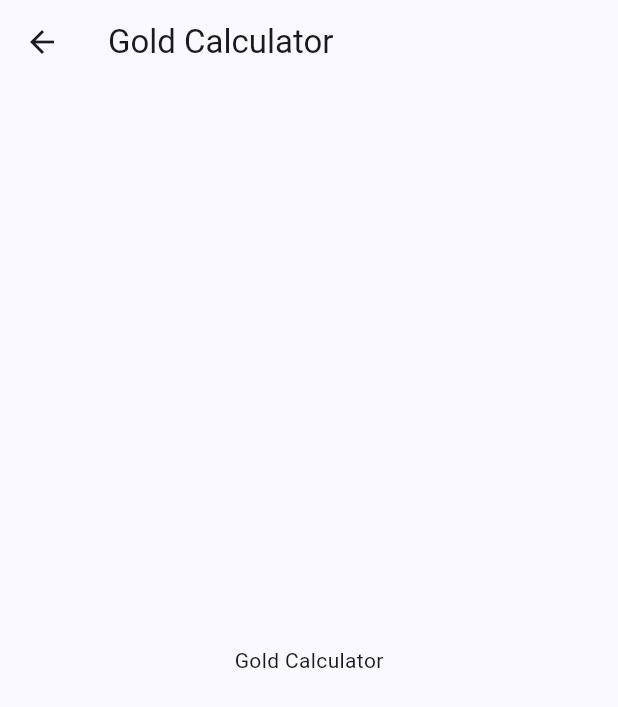
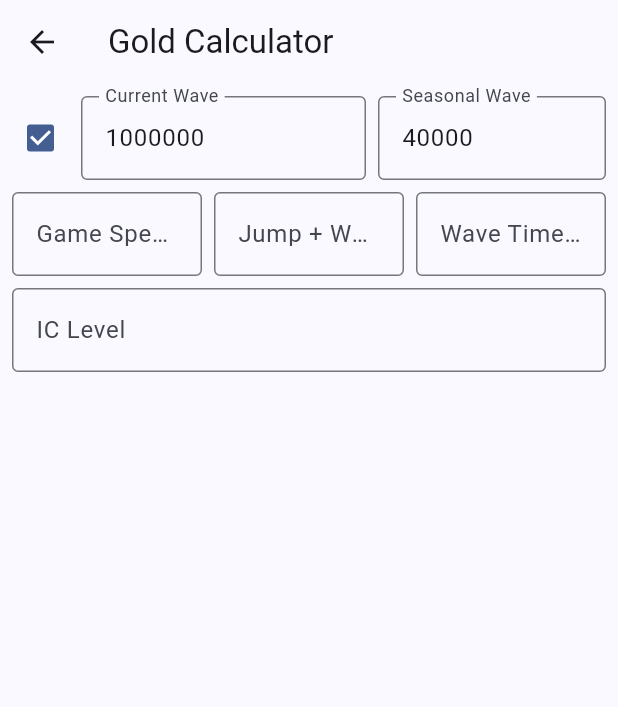
Before and after one commit to FnxAg/GrowCastleCalculator, a Flutter app: the screen it shows after launch, item 2 of the bottom bar chosen, after a tap on "Gold Calculator", on a phone screen of 412 x 824 dp. Shown: the top 707 px of the screen. Run offline on Flutter 3.47's test engine with Material 3 defaults, Android fonts, the phone set to English and light mode, and no system bars; drawn by our look-alikes of dynamic_color; our stand-ins replace get, shared_preferences.

Commit message:
update GoldCalculator page

```diff
--- a/lib/pages/tool_pages/gold_calculator.dart
+++ b/lib/pages/tool_pages/gold_calculator.dart
@@ -1,7 +1,43 @@
 import 'package:flutter/material.dart';
+import 'package:flutter/services.dart';
+import 'package:grow_castle_calculator/pages/calculator_page.dart';
 
-class GoldCalculator extends StatelessWidget {
+class GoldCalculator extends StatefulWidget {
   const GoldCalculator({super.key});
+
+  @override
+  State<GoldCalculator> createState() => _GoldCalculatorState();
+}
+
+class _GoldCalculatorState extends State<GoldCalculator> {
+  bool _goldCalculatorWaveBox = true;
+
+  final List<TextEditingController> _goldCalculatorWaveController = [
+    TextEditingController(),
+    TextEditingController(),
+  ];
+
+  @override
+  void initState() {
+    super.initState();
+    _initWaveValue();
+  }
+
+  void _initWaveValue() {
+    if (!_goldCalculatorWaveBox) return;
+    for (int i = 0; i < _goldCalculatorWaveController.length; i++) {
+      _goldCalculatorWaveController[i].text = CalculatorPage.waveValue[i]
+          .toString();
+    }
+  }
+
+  @override
+  void dispose() {
+    for (var controller in _goldCalculatorWaveController) {
+      controller.dispose();
+    }
+    super.dispose();
+  }
 
   @override
   Widget build(BuildContext context) {
@@ -15,7 +51,118 @@ class GoldCalculator extends StatelessWidget {
           icon: const Icon(Icons.arrow_back),
         ),
       ),
-      body: const Center(child: Text('Gold Calculator')),
+      // body: const Center(child: Text('Gold Calculator')),
+      body: Padding(
+        padding: const EdgeInsets.all(8),
+        child: Column(
+          spacing: 8,
+          children: [
+            Row(
+              spacing: 8,
+              children: [
+                Expanded(
+                  flex: 1,
+                  child: Tooltip(
+                    message: 'Toggle Wave Value',
+                    child: Checkbox(
+                      value: _goldCalculatorWaveBox,
+                      onChanged: (value) {
+                        setState(() {
+                          _goldCalculatorWaveBox = value!;
+                          if (_goldCalculatorWaveBox) {
+                            _initWaveValue();
+                          }
+                        });
+                      },
+                    ),
+                  ),
+                ),
+                Expanded(
+                  flex: 5,
+                  child: TextFormField(
+                    controller: _goldCalculatorWaveController[0],
+                    keyboardType: TextInputType.number,
+                    inputFormatters: [FilteringTextInputFormatter.digitsOnly],
+                    readOnly: _goldCalculatorWaveBox ? true : false,
+                    decoration: InputDecoration(
+                      labelText: 'Current Wave',
+                      hintText: 'Enter Current Wave',
+                      border: const OutlineInputBorder(),
+                    ),
+                  ),
+                ),
+                Expanded(
+                  flex: 4,
+                  child: TextFormField(
+                    controller: _goldCalculatorWaveController[1],
+                    keyboardType: TextInputType.number,
+                    inputFormatters: [FilteringTextInputFormatter.digitsOnly],
+                    readOnly: _goldCalculatorWaveBox ? true : false,
+                    decoration: InputDecoration(
+                      labelText: 'Seasonal Wave',
+                      hintText: 'Enter Seasonal Wave',
+                      border: const OutlineInputBorder(),
+                    ),
+                  ),
+                ),
+              ],
+            ),
+            Row(
+              spacing: 8,
+              children: [
+                Expanded(
+                  flex: 1,
+                  child: TextFormField(
+                    keyboardType: TextInputType.number,
+                    decoration: InputDecoration(
+                      labelText: 'Game Speed',
+                      hintText: 'Enter Game Speed',
+                      border: const OutlineInputBorder(),
+                    ),
+                  ),
+                ),
+                Expanded(
+                  flex: 1,
+                  child: TextFormField(
+                    keyboardType: TextInputType.number,
+                    decoration: InputDecoration(
+                      labelText: 'Jump + Wave',
+                      hintText: 'Enter Wave',
+                      border: const OutlineInputBorder(),
+                    ),
+                  ),
+                ),
+                Expanded(
+                  flex: 1,
+                  child: TextFormField(
+                    keyboardType: TextInputType.number,
+                    decoration: InputDecoration(
+                      labelText: 'Wave Time (s)',
+                      hintText: 'Enter Wave Time',
+                      border: const OutlineInputBorder(),
+                    ),
+                  ),
+                ),
+              ],
+            ),
+            Row(
+              spacing: 8,
+              children: [
+                Expanded(
+                  child: TextFormField(
+                    keyboardType: TextInputType.number,
+                    decoration: InputDecoration(
+                      labelText: 'IC Level',
+                      hintText: 'Enter Infinite Colony Level',
+                      border: const OutlineInputBorder(),
+                    ),
+                  ),
+                ),
+              ],
+            ),
+          ],
+        ),
+      ),
     );
   }
 }
```
